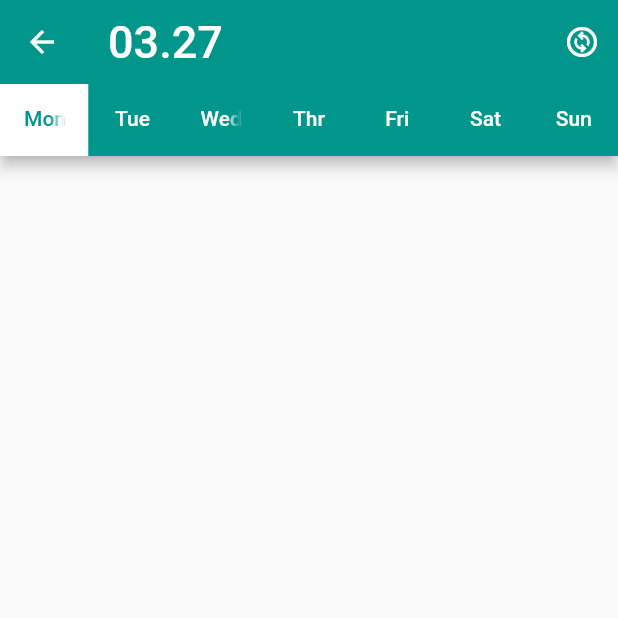
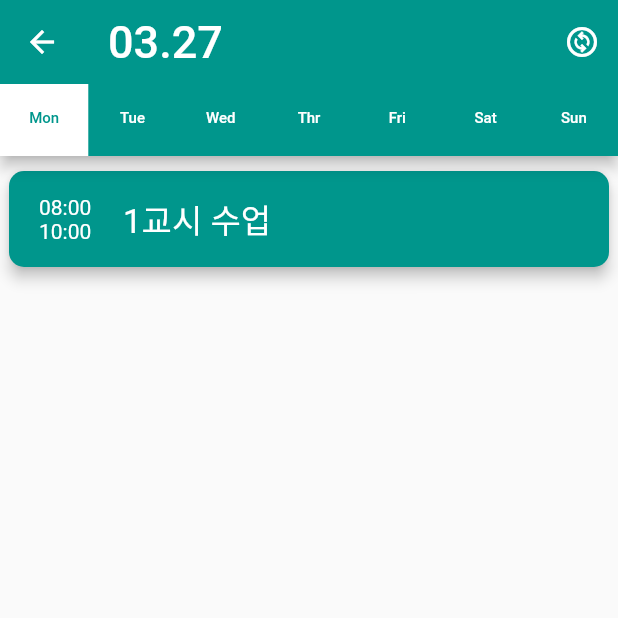
Before and after one commit to L-Hyun/flutter-timetable, a Flutter app: the MainPage screen opened by its route, on a phone screen of 412 x 824 dp, the top half of it. Run offline on Flutter 3.47's test engine with Material 2 defaults, Android fonts, the phone set to English and light mode, and no system bars; Roboto replaces fonts that are missing (Oblique, White).

Commit message:
Add List for Items

```diff
--- a/lib/main.dart
+++ b/lib/main.dart
@@ -1,5 +1,5 @@
 import 'package:flutter/material.dart';
-import 'package:timetable/homepage.dart';
+import 'package:timetable/splashpage.dart';
 import 'package:timetable/mainpage.dart';
 
 void main() {
@@ -15,7 +15,7 @@ class MyApp extends StatelessWidget {
       title: "TimeTable",
       initialRoute: '/',
       routes: {
-        '/' : (BuildContext context) => Home(),
+        '/' : (BuildContext context) => Splash(),
         '/main' : (BuildContext context) => MainPage()
       },
     );
--- a/lib/mainpage.dart
+++ b/lib/mainpage.dart
@@ -1,6 +1,6 @@
 import 'package:flutter/material.dart';
+import 'package:intl/intl.dart';
 import 'package:timetable/styledtext.dart';
-import 'package:intl/intl.dart';
 
 class MainPage extends StatefulWidget {
   const MainPage({Key? key}) : super(key: key);
@@ -11,6 +11,10 @@ class MainPage extends StatefulWidget {
 
 class _MainPageState extends State<MainPage> with TickerProviderStateMixin {
   bool isCommon = false;
+  String today = DateFormat("MM.dd").format(DateTime.now());
+  String title = DateFormat("MM.dd").format(DateTime.now());
+
+  List task = [Task("08:00", "10:00", "1교시 수업", new DateTime.now()),];
   late TabController _tabController;
 
   @override
@@ -25,7 +29,7 @@ class _MainPageState extends State<MainPage> with TickerProviderStateMixin {
       appBar: AppBar(
         backgroundColor: const Color(0xff00968c),
         title: Text(
-          isCommon ? "Common" : DateFormat("MM.dd").format(DateTime.now()),
+          title,
           style: TextStyle(
             fontSize: 30,
             fontFamily: "White",
@@ -35,8 +39,15 @@ class _MainPageState extends State<MainPage> with TickerProviderStateMixin {
         actions: [
           IconButton(
             onPressed: (){
-              isCommon = !isCommon;
-              print(isCommon);
+              setState(() {
+                isCommon = !isCommon;
+                if (isCommon){
+                  title = "Common";
+                }
+                else {
+                  title = DateFormat("MM.dd").format(DateTime.now());
+                }
+              });
             },
             icon: Icon(Icons.change_circle_outlined),
           )
@@ -57,8 +68,59 @@ class _MainPageState extends State<MainPage> with TickerProviderStateMixin {
           ),
           labelColor: const Color(0xff00968c),
           unselectedLabelColor: Colors.white,
+          labelStyle: TextStyle(
+            fontFamily: "White",
+            fontSize: 10
+          ),
         ),
+        elevation: 4,
       ),
+      body: TabBarView(
+        controller: _tabController,
+        children: [
+          ListView.builder(
+            itemCount: task.length,
+            itemBuilder: (context, idx) {
+              return Card(
+                child: Padding(
+                  padding: const EdgeInsets.all(4),
+                  child: ListTile(
+                    leading: Column(
+                      mainAxisAlignment: MainAxisAlignment.center,
+                      children: [
+                        StyledText(text: task[idx].start, size: 14, color: false, oblique: false),
+                        StyledText(text: task[idx].end, size: 14, color: false, oblique: false)
+                      ],
+                    ),
+                    title: StyledText(text: task[idx].text, size: 22, color: false, oblique: true),
+                  ),
+                ),
+                shape: RoundedRectangleBorder(
+                  borderRadius: BorderRadius.circular(10.0),
+                ),
+                color: const Color(0xff00968c),
+                margin: EdgeInsets.fromLTRB(6, 10, 6, 10),
+                elevation: 4,
+              );
+            }
+          ),
+          Text("2"),
+          Text("3"),
+          Text("4"),
+          Text("5"),
+          Text("6"),
+          Text("7")
+        ],
+      )
     );
   }
 }
+
+class Task {
+  DateTime time;
+  String start;
+  String end;
+  String text;
+
+  Task(this.start, this.end, this.text, this.time);
+}
```
Also changed, not shown: lib/homepage.dart (deleted, +0 -35 lines).
